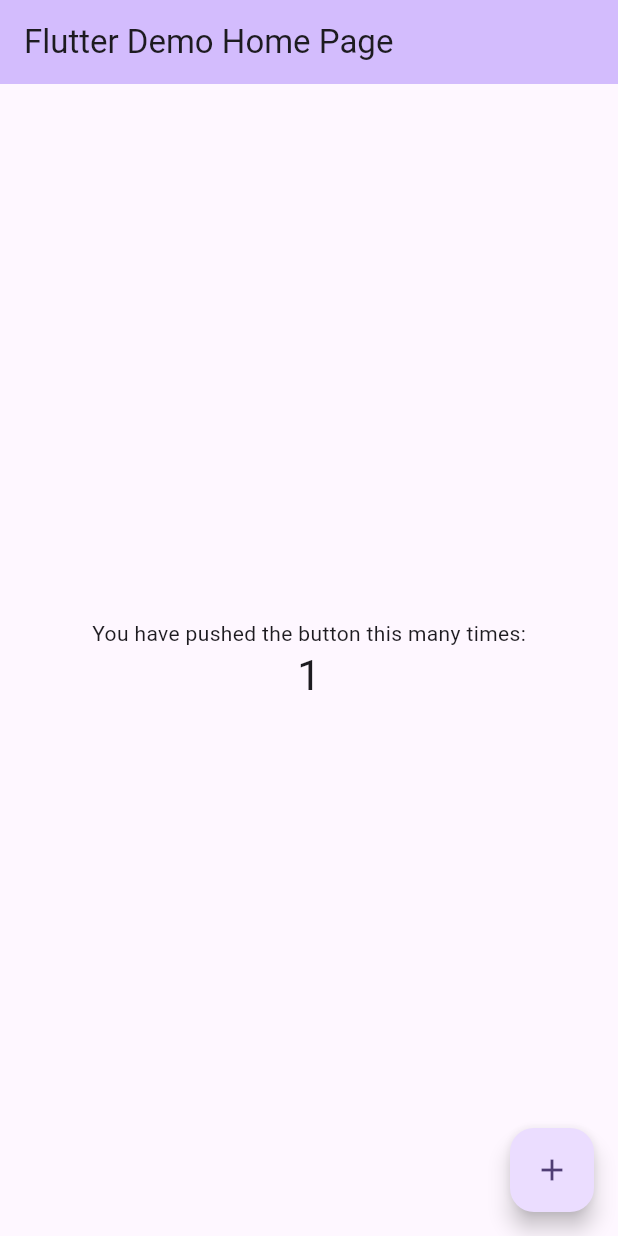
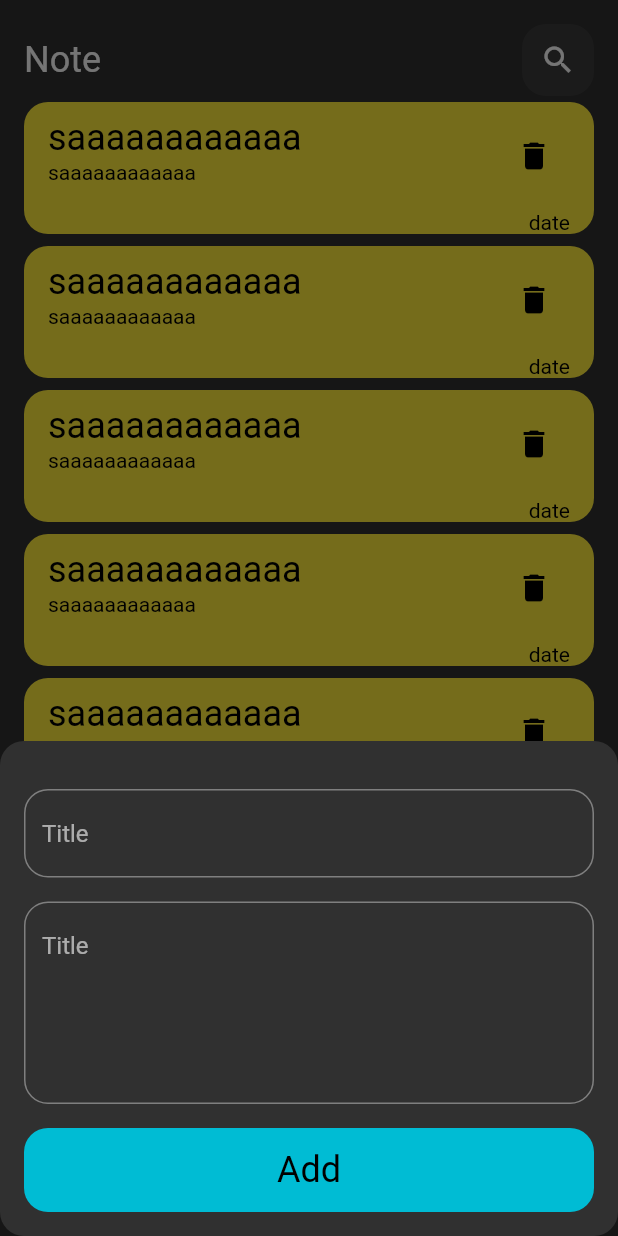
Before and after one commit to Momen001/notes_app, a Flutter app: the screen it shows after launch, after a tap on the "add" icon, on a phone screen of 412 x 824 dp. Run offline on Flutter 3.47's test engine with Material 2 defaults, Android fonts, the phone set to English and light mode, and no system bars.

Commit message:
complete ui

```diff
--- a/lib/main.dart
+++ b/lib/main.dart
@@ -1,125 +1,19 @@
 import 'package:flutter/material.dart';
+import 'package:noteapp/view/notes_view.dart';
 
 void main() {
-  runApp(const MyApp());
+  runApp(const Notes());
 }
 
-class MyApp extends StatelessWidget {
-  const MyApp({super.key});
+class Notes extends StatelessWidget {
+  const Notes({super.key});
 
-  // This widget is the root of your application.
   @override
   Widget build(BuildContext context) {
     return MaterialApp(
-      title: 'Flutter Demo',
-      theme: ThemeData(
-        // This is the theme of your application.
-        //
-        // TRY THIS: Try running your application with "flutter run". You'll see
-        // the application has a blue toolbar. Then, without quitting the app,
-        // try changing the seedColor in the colorScheme below to Colors.green
-        // and then invoke "hot reload" (save your changes or press the "hot
-        // reload" button in a Flutter-supported IDE, or press "r" if you used
-        // the command line to start the app).
-        //
-        // Notice that the counter didn't reset back to zero; the application
-        // state is not lost during the reload. To reset the state, use hot
-        // restart instead.
-        //
-        // This works for code too, not just values: Most code changes can be
-        // tested with just a hot reload.
-        colorScheme: ColorScheme.fromSeed(seedColor: Colors.deepPurple),
-        useMaterial3: true,
-      ),
-      home: const MyHomePage(title: 'Flutter Demo Home Page'),
+      theme: ThemeData.dark(),
+      debugShowCheckedModeBanner: false,
+      home: const Notesview(),
     );
   }
 }
-
-class MyHomePage extends StatefulWidget {
-  const MyHomePage({super.key, required this.title});
-
-  // This widget is the home page of your application. It is stateful, meaning
-  // that it has a State object (defined below) that contains fields that affect
-  // how it looks.
-
-  // This class is the configuration for the state. It holds the values (in this
-  // case the title) provided by the parent (in this case the App widget) and
-  // used by the build method of the State. Fields in a Widget subclass are
-  // always marked "final".
-
-  final String title;
-
-  @override
-  State<MyHomePage> createState() => _MyHomePageState();
-}
-
-class _MyHomePageState extends State<MyHomePage> {
-  int _counter = 0;
-
-  void _incrementCounter() {
-    setState(() {
-      // This call to setState tells the Flutter framework that something has
-      // changed in this State, which causes it to rerun the build method below
-      // so that the display can reflect the updated values. If we changed
-      // _counter without calling setState(), then the build method would not be
-      // called again, and so nothing would appear to happen.
-      _counter++;
-    });
-  }
-
-  @override
-  Widget build(BuildContext context) {
-    // This method is rerun every time setState is called, for instance as done
-    // by the _incrementCounter method above.
-    //
-    // The Flutter framework has been optimized to make rerunning build methods
-    // fast, so that you can just rebuild anything that needs updating rather
-    // than having to individually change instances of widgets.
-    return Scaffold(
-      appBar: AppBar(
-        // TRY THIS: Try changing the color here to a specific color (to
-        // Colors.amber, perhaps?) and trigger a hot reload to see the AppBar
-        // change color while the other colors stay the same.
-        backgroundColor: Theme.of(context).colorScheme.inversePrimary,
-        // Here we take the value from the MyHomePage object that was created by
-        // the App.build method, and use it to set our appbar title.
-        title: Text(widget.title),
-      ),
-      body: Center(
-        // Center is a layout widget. It takes a single child and positions it
-        // in the middle of the parent.
-        child: Column(
-          // Column is also a layout widget. It takes a list of children and
-          // arranges them vertically. By default, it sizes itself to fit its
-          // children horizontally, and tries to be as tall as its parent.
-          //
-          // Column has various properties to control how it sizes itself and
-          // how it positions its children. Here we use mainAxisAlignment to
-          // center the children vertically; the main axis here is the vertical
-          // axis because Columns are vertical (the cross axis would be
-          // horizontal).
-          //
-          // TRY THIS: Invoke "debug painting" (choose the "Toggle Debug Paint"
-          // action in the IDE, or press "p" in the console), to see the
-          // wireframe for each widget.
-          mainAxisAlignment: MainAxisAlignment.center,
-          children: <Widget>[
-            const Text(
-              'You have pushed the button this many times:',
-            ),
-            Text(
-              '$_counter',
-              style: Theme.of(context).textTheme.headlineMedium,
-            ),
-          ],
-        ),
-      ),
-      floatingActionButton: FloatingActionButton(
-        onPressed: _incrementCounter,
-        tooltip: 'Increment',
-        child: const Icon(Icons.add),
-      ), // This trailing comma makes auto-formatting nicer for build methods.
-    );
-  }
-}
--- /dev/null
+++ b/lib/models/note_model.dart
@@ -0,0 +1,12 @@
+class NoteModel {
+  final String title;
+  final String subtitle;
+  final String date;
+  final int color;
+
+  NoteModel(
+      {required this.title,
+      required this.subtitle,
+      required this.date,
+      required this.color});
+}
--- /dev/null
+++ b/lib/view/edit_page.dart
@@ -0,0 +1,13 @@
+import 'package:flutter/material.dart';
+import 'package:noteapp/view/widgets/edit.dart';
+
+class editpage extends StatelessWidget {
+  const editpage({super.key});
+
+  @override
+  Widget build(BuildContext context) {
+    return Scaffold(
+      body: edit(),
+    );
+  }
+}
--- /dev/null
+++ b/lib/view/notes_view.dart
@@ -0,0 +1,28 @@
+import 'package:flutter/material.dart';
+import 'package:noteapp/view/widgets/add_note.dart';
+
+import 'widgets/notes_view_body.dart';
+
+class Notesview extends StatelessWidget {
+  const Notesview({super.key});
+
+  @override
+  Widget build(BuildContext context) {
+    return Scaffold(
+      floatingActionButton: FloatingActionButton(
+        onPressed: () {
+          showModalBottomSheet(
+              shape: RoundedRectangleBorder(
+                borderRadius: BorderRadius.circular(16),
+              ),
+              context: context,
+              builder: (context) {
+                return addnote();
+              });
+        },
+        child: Icon(Icons.add),
+      ),
+      body: const Body(),
+    );
+  }
+}
--- /dev/null
+++ b/lib/view/widgets/add_note.dart
@@ -0,0 +1,40 @@
+import 'package:flutter/material.dart';
+import 'package:noteapp/view/widgets/buttom.dart';
+import 'package:noteapp/view/widgets/textfield.dart';
+
+class addnote extends StatelessWidget {
+  const addnote({super.key});
+
+  @override
+  Widget build(BuildContext context) {
+    return Padding(
+      padding: const EdgeInsets.symmetric(horizontal: 16),
+      child: SingleChildScrollView(
+        child: Column(
+          children: [
+            SizedBox(
+              height: 32,
+            ),
+            textfield(
+              hint: 'Title',
+            ),
+            SizedBox(
+              height: 16,
+            ),
+            textfield(
+              hint: 'Title',
+              maxlines: 5,
+            ),
+            SizedBox(
+              height: 16,
+            ),
+            buttom(),
+            SizedBox(
+              height: 16,
+            ),
+          ],
+        ),
+      ),
+    );
+  }
+}
--- /dev/null
+++ b/lib/view/widgets/app_bar.dart
@@ -0,0 +1,24 @@
+import 'package:flutter/material.dart';
+import 'package:noteapp/view/widgets/search_icon.dart';
+
+class Appbar extends StatelessWidget {
+  const Appbar({super.key, required this.title, required this.icon});
+
+  final String title;
+  final IconData icon;
+  @override
+  Widget build(BuildContext context) {
+    return Row(
+      mainAxisAlignment: MainAxisAlignment.spaceBetween,
+      children: [
+        Text(
+          title,
+          style: TextStyle(fontSize: 24),
+        ),
+        Searchicon(
+          icon: icon,
+        )
+      ],
+    );
+  }
+}
--- /dev/null
+++ b/lib/view/widgets/buttom.dart
@@ -0,0 +1,26 @@
+import 'package:flutter/material.dart';
+
+class buttom extends StatelessWidget {
+  const buttom({super.key});
+
+  @override
+  Widget build(BuildContext context) {
+    return Container(
+      width: MediaQuery.of(context).size.width,
+      height: 56,
+      decoration: BoxDecoration(
+        color: Colors.cyan,
+        borderRadius: BorderRadius.circular(16),
+      ),
+      child: Center(
+        child: Text(
+          'Add',
+          style: TextStyle(
+            color: Colors.black,
+            fontSize: 24,
+          ),
+        ),
+      ),
+    );
+  }
+}
--- /dev/null
+++ b/lib/view/widgets/edit.dart
@@ -0,0 +1,33 @@
+import 'package:flutter/material.dart';
+import 'package:noteapp/view/widgets/app_bar.dart';
+import 'package:noteapp/view/widgets/textfield.dart';
+
+class edit extends StatelessWidget {
+  const edit({super.key});
+
+  @override
+  Widget build(BuildContext context) {
+    return const Padding(
+      padding: const EdgeInsets.symmetric(horizontal: 16),
+      child: Column(
+        children: [
+          SizedBox(
+            height: 80,
+            child: Appbar(title: 'Edit Note', icon: Icons.check),
+          ),
+          SizedBox(
+            height: 24,
+          ),
+          textfield(hint: 'Title'),
+          SizedBox(
+            height: 24,
+          ),
+          textfield(
+            hint: 'contant',
+            maxlines: 5,
+          )
+        ],
+      ),
+    );
+  }
+}
--- /dev/null
+++ b/lib/view/widgets/items.dart
@@ -0,0 +1,55 @@
+import 'package:flutter/material.dart';
+import 'package:noteapp/view/edit_page.dart';
+
+class NoteItem extends StatelessWidget {
+  const NoteItem({super.key});
+
+  @override
+  Widget build(BuildContext context) {
+    return GestureDetector(
+      onTap: () {
+        Navigator.push(
+          context,
+          MaterialPageRoute(
+            builder: (context) {
+              return editpage();
+            },
+          ),
+        );
+      },
+      child: Container(
+        decoration: BoxDecoration(
+          color: Colors.yellow,
+          borderRadius: BorderRadius.circular(16),
+        ),
+        child: Column(
+          crossAxisAlignment: CrossAxisAlignment.end,
+          children: [
+            ListTile(
+              title: Text(
+                'saaaaaaaaaaaa',
+                style: TextStyle(color: Colors.black, fontSize: 24),
+              ),
+              subtitle: Text(
+                'saaaaaaaaaaaa',
+                style: TextStyle(color: Colors.black),
+              ),
+              trailing: IconButton(
+                onPressed: () {},
+                icon: Icon(Icons.delete),
+                color: Colors.black,
+              ),
+            ),
+            Padding(
+              padding: const EdgeInsets.only(right: 16),
+              child: Text(
+                'date',
+                style: TextStyle(color: Colors.black),
+              ),
+            )
+          ],
+        ),
+      ),
+    );
+  }
+}
--- /dev/null
+++ b/lib/view/widgets/listview.dart
@@ -0,0 +1,18 @@
+import 'package:flutter/material.dart';
+import 'package:noteapp/view/widgets/items.dart';
+
+class Listview extends StatelessWidget {
+  const Listview({super.key});
+
+  @override
+  Widget build(BuildContext context) {
+    return ListView.builder(
+      itemBuilder: (context, index) {
+        return Padding(
+          padding: EdgeInsets.symmetric(vertical: 4),
+          child: NoteItem(),
+        );
+      },
+    );
+  }
+}
--- /dev/null
+++ b/lib/view/widgets/notes_view_body.dart
@@ -0,0 +1,26 @@
+import 'package:flutter/material.dart';
+import 'package:noteapp/view/widgets/app_bar.dart';
+import 'package:noteapp/view/widgets/listview.dart';
+
+class Body extends StatelessWidget {
+  const Body({super.key});
+
+  @override
+  Widget build(BuildContext context) {
+    return const Padding(
+      padding: EdgeInsets.symmetric(horizontal: 16),
+      child: Column(
+        children: [
+          SizedBox(
+            height: 16,
+          ),
+          Appbar(
+            title: 'Note',
+            icon: Icons.search,
+          ),
+          Expanded(child: Listview())
+        ],
+      ),
+    );
+  }
+}
--- /dev/null
+++ b/lib/view/widgets/search_icon.dart
@@ -0,0 +1,18 @@
+import 'package:flutter/material.dart';
+
+class Searchicon extends StatelessWidget {
+  const Searchicon({super.key, required this.icon});
+  final IconData icon;
+  @override
+  Widget build(BuildContext context) {
+    return Container(
+      height: 48,
+      width: 48,
+      decoration: BoxDecoration(
+        color: Colors.white.withOpacity(.05),
+        borderRadius: BorderRadius.circular(16),
+      ),
+      child: Icon(icon),
+    );
+  }
+}
--- /dev/null
+++ b/lib/view/widgets/textfield.dart
@@ -0,0 +1,21 @@
+import 'package:flutter/material.dart';
+
+class textfield extends StatelessWidget {
+  const textfield({super.key, required this.hint, this.maxlines = 1});
+  final String hint;
+  final int maxlines;
+  @override
+  Widget build(BuildContext context) {
+    return TextField(
+      maxLines: maxlines,
+      decoration: InputDecoration(
+        hintText: hint,
+        helperStyle: TextStyle(color: Colors.black),
+        border: OutlineInputBorder(
+          borderRadius: BorderRadius.circular(16),
+          borderSide: BorderSide(color: Colors.white),
+        ),
+      ),
+    );
+  }
+}
--- a/pubspec.yaml
+++ b/pubspec.yaml
@@ -28,6 +28,8 @@ environment:
 # the latest version available on pub.dev. To see which dependencies have newer
 # versions available, run `flutter pub outdated`.
 dependencies:
+  hive: ^2.2.3
+  hive_flutter: ^1.1.0
   flutter:
     sdk: flutter
 
@@ -37,8 +39,11 @@ dependencies:
   cupertino_icons: ^1.0.2
 
 dev_dependencies:
+  build_runner: ^2.4.6
+  hive_generator: ^2.0.0
   flutter_test:
     sdk: flutter
+
 
   # The "flutter_lints" package below contains a set of recommended lints to
   # encourage good coding practices. The lint set provided by the package is
```
Also changed, not shown: pubspec.lock, 2 other files.
